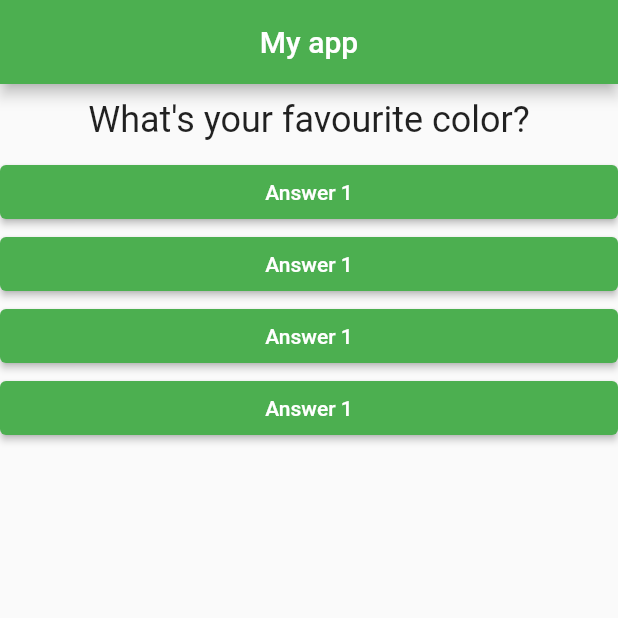
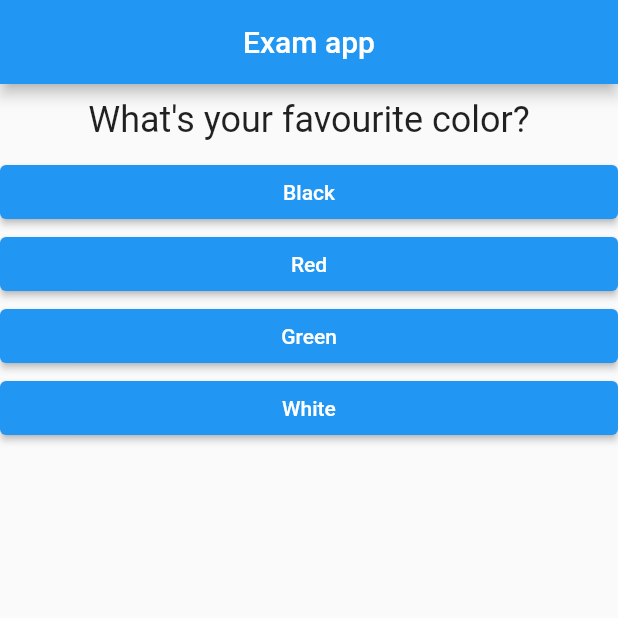
Before and after one commit to NicholasNgaruiya/Personality-Test-app, a Flutter app: the screen it shows after launch, on a phone screen of 412 x 824 dp, the top half of it. Run offline on Flutter 3.47's test engine with Material 2 defaults, Android fonts, the phone set to English and light mode, and no system bars.

```diff
--- a/lib/answer.dart
+++ b/lib/answer.dart
@@ -2,22 +2,25 @@ import 'package:flutter/material.dart';
 
 class Answer extends StatelessWidget {
   final VoidCallback selectHandler;
+  final String answerText;
 
-  const Answer(this.selectHandler, {super.key});
+  const Answer(this.selectHandler, this.answerText, {super.key});
 
   @override
   Widget build(BuildContext context) {
-    return Container(
+    //Replaced Container with SizedBox
+    return SizedBox(
       width: double.infinity,
       child: ElevatedButton(
+        //ElevatedButton to replace RaisedButton.
         style: ElevatedButton.styleFrom(
-          backgroundColor: Colors.green,
+          backgroundColor: Colors.blue,
           foregroundColor: Colors.white,
           // elevation: 20,
           // shadowColor: Colors.greenAccent,
         ),
         onPressed: selectHandler,
-        child: const Text('Answer 1'),
+        child: Text(answerText),
       ),
     );
   }
--- a/lib/main.dart
+++ b/lib/main.dart
@@ -29,7 +29,7 @@ class _MyAppState extends State<MyApp> {
 
   @override
   Widget build(BuildContext context) {
-    var questions = [
+    const questions = [
       {
         'questionText': 'What\'s your favourite color?',
         'answers': ['Black', 'Red', 'Green', 'White']
@@ -40,25 +40,35 @@ class _MyAppState extends State<MyApp> {
       },
       {
         'questionText': 'Who\'s your favourite lecturer?',
-        'answers': ['Brad', 'Joe', 'Max', 'Fireship']
+        'answers': ['Brad', 'Joe', 'Fireship']
       },
+      {
+        'questionText': 'Who was the first president of Kenya',
+        'answers': ['Moi', 'Uhuru', 'Kibaki', 'Ruto', 'None of the above']
+      }
     ];
     return MaterialApp(
       home: Scaffold(
         appBar: AppBar(
-          title: const Text('My app'),
-          backgroundColor: Colors.green,
+          title: const Text('Exam app'),
+          backgroundColor: Colors.blue,
           centerTitle: true,
         ),
-        body: Column(children: [
-          Question(
-            questions[_questionIndex]['questionText'] as String,
-          ),
-          Answer(_answerQuestion),
-          Answer(_answerQuestion),
-          Answer(_answerQuestion),
-          Answer(_answerQuestion),
-        ]),
+        body: _questionIndex < questions.length
+            ? Column(children: [
+                Question(
+                  questions[_questionIndex]['questionText'] as String,
+                ),
+                ...(questions[_questionIndex]['answers'] as List<String>)
+                    .map((answer) {
+                  return Answer(_answerQuestion, answer);
+                }).toList()
+              ])
+            : const Center(
+                child: Text(
+                  'Congratulations You did it',
+                ),
+              ),
       ),
     );
   }
```
